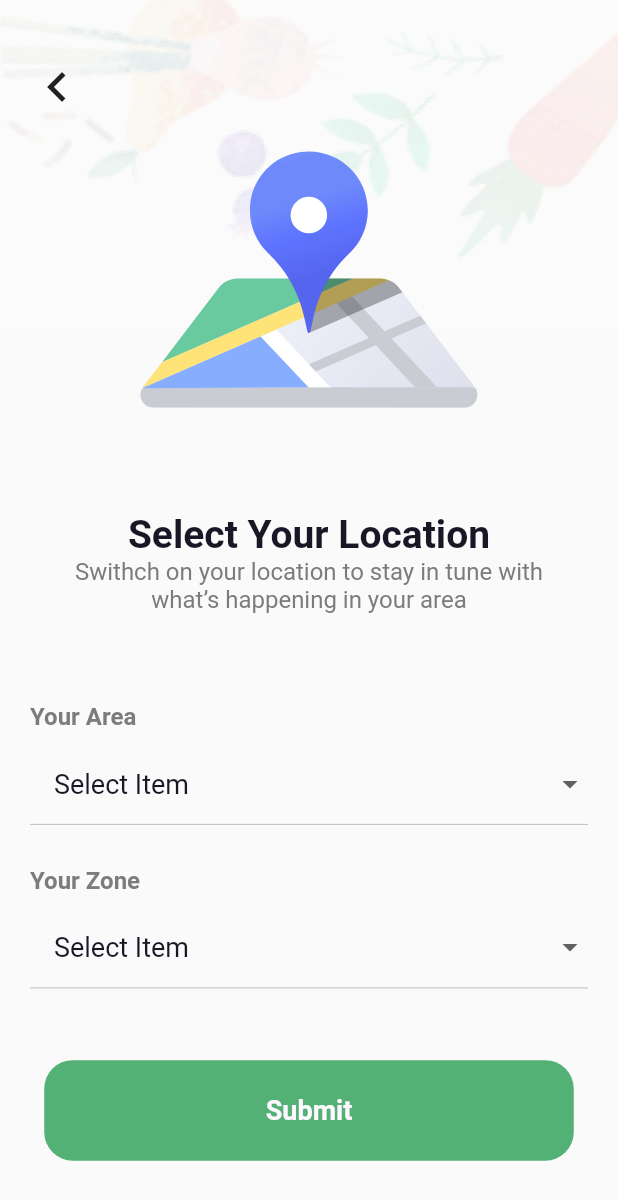
After one commit to SA33ED/online_groceries_app, a Flutter app: the SelectLocation screen opened by its route, on a phone screen of 412 x 824 dp. The commit adds this screen. Shown: the top 1200 px of the screen. Run offline on Flutter 3.47's test engine with Material 2 defaults, Android fonts, the light colour scheme and no system bars; drawn by our look-alikes of dropdown_button2; our stand-ins replace flutter_svg, font_awesome_flutter; Roboto replaces fonts that are missing (Gilroy, Gilroy-Medium).

Commit message:
Select Location $ mange assets

```diff
--- /dev/null
+++ b/lib/helpers/app_images.dart
@@ -0,0 +1,39 @@
+class Assets {
+  Assets._();
+
+  /// Assets for imagesAbstractLogo
+  /// assets/images/abstract_logo.svg
+  static const String imagesAbstractLogo = "assets/images/abstract_logo.svg";
+
+  /// Assets for imagesBackgroundOne
+  /// assets/images/background_one.png
+  static const String imagesBackgroundOne = "assets/images/background_one.png";
+
+  /// Assets for imagesEgypt
+  /// assets/images/egypt.png
+  static const String imagesEgypt = "assets/images/egypt.png";
+
+  /// Assets for imagesFruitsBackground
+  /// assets/images/fruits_background.png
+  static const String imagesFruitsBackground = "assets/images/fruits_background.png";
+
+  /// Assets for imagesIllustration
+  /// assets/images/illustration.svg
+  static const String imagesIllustration = "assets/images/illustration.svg";
+
+  /// Assets for imagesLogo
+  /// assets/images/logo.svg
+  static const String imagesLogo = "assets/images/logo.svg";
+
+  /// Assets for imagesSaudi
+  /// assets/images/saudi.png
+  static const String imagesSaudi = "assets/images/saudi.png";
+
+  /// Assets for imagesSplashScreen
+  /// assets/images/splash_screen.png
+  static const String imagesSplashScreen = "assets/images/splash_screen.png";
+
+  /// Assets for imagesWelcomeLanding
+  /// assets/images/welcome_landing.png
+  static const String imagesWelcomeLanding = "assets/images/welcome_landing.png";
+}
--- /dev/null
+++ b/lib/helpers/constans.dart
@@ -0,0 +1,3 @@
+import 'package:flutter/material.dart';
+
+Color kPrimaryColor = const Color(0xff53B175);
--- a/lib/main.dart
+++ b/lib/main.dart
@@ -1,4 +1,6 @@
 import 'package:flutter/material.dart';
+import 'package:online_groceries_app/screens/login_screen.dart';
+import 'package:online_groceries_app/screens/select_location.dart';
 import 'package:online_groceries_app/screens/sign_in_screen.dart';
 import 'package:online_groceries_app/screens/sign_in_with_number.dart';
 import 'package:online_groceries_app/screens/splach_screen.dart';
@@ -22,6 +24,8 @@ class OnlineGroceriesApp extends StatelessWidget {
         SignInScreen.id: (context) => const SignInScreen(),
         SignInWithPhoneNumber.id: (context) => const SignInWithPhoneNumber(),
         VerificationScreen.id: (context) => const VerificationScreen(),
+        SelectLocation.id: (context) => const SelectLocation(),
+        LoginScreen.id :(context) => const LoginScreen(),
       },
       initialRoute: SplachScreen.id,
     );
--- /dev/null
+++ b/lib/models/area_model.dart
@@ -0,0 +1,7 @@
+final List<String> areas = [
+  "Egypt",
+  "Russia",
+  "Canada",
+  "Costa Rica",
+  "Guinea-Bissau",
+];
--- /dev/null
+++ b/lib/models/zone_model.dart
@@ -0,0 +1,6 @@
+final List<String> zones = [
+  "Cairo",
+  "Alex",
+  "Giza",
+  "El-sharkia",
+];
--- /dev/null
+++ b/lib/screens/login_screen.dart
@@ -0,0 +1,10 @@
+import 'package:flutter/material.dart';
+
+class LoginScreen extends StatelessWidget {
+  const LoginScreen({super.key});
+  static String id = "LoginScreen";
+  @override
+  Widget build(BuildContext context) {
+    return const Scaffold();
+  }
+}
--- /dev/null
+++ b/lib/screens/select_location.dart
@@ -0,0 +1,178 @@
+import 'package:dropdown_button2/dropdown_button2.dart';
+import 'package:flutter/material.dart';
+import 'package:flutter_svg/svg.dart';
+import 'package:online_groceries_app/helpers/app_images.dart';
+import 'package:online_groceries_app/models/area_model.dart';
+import 'package:online_groceries_app/screens/login_screen.dart';
+import 'package:online_groceries_app/widgets/custom_btn.dart';
+
+import '../models/zone_model.dart';
+import '../widgets/custom_dropdown.dart';
+
+class SelectLocation extends StatefulWidget {
+  const SelectLocation({super.key});
+  static String id = "SelectLocation";
+
+  @override
+  State<SelectLocation> createState() => _SelectLocationState();
+}
+
+class _SelectLocationState extends State<SelectLocation> {
+  String? selectedAreaValue;
+  String? selectedZoneValue;
+  @override
+  Widget build(BuildContext context) {
+    return Scaffold(
+      body: Column(
+        mainAxisAlignment: MainAxisAlignment.spaceBetween,
+        children: [
+          Stack(
+            clipBehavior: Clip.none,
+            alignment: Alignment.bottomCenter,
+            children: [
+              Container(
+                height: 221,
+                decoration: BoxDecoration(
+                  image: const DecorationImage(
+                      image: AssetImage(Assets.imagesBackgroundOne),
+                      fit: BoxFit.fill,
+                      opacity: 0.1),
+                  color: Colors.white.withOpacity(0.1),
+                ),
+                alignment: Alignment.topLeft,
+                child: Padding(
+                  padding: const EdgeInsets.only(left: 10.0, top: 30.0),
+                  child: IconButton(
+                    icon: const Icon(
+                      Icons.chevron_left,
+                      size: 40,
+                    ),
+                    onPressed: () {
+                      Navigator.pop(context);
+                    },
+                  ),
+                ),
+              ),
+              Positioned(
+                top: 100,
+                child: SvgPicture.asset(Assets.imagesIllustration),
+              ),
+            ],
+          ),
+          const SizedBox(
+            height: 60,
+          ),
+          const Column(
+            children: [
+              Text(
+                'Select Your Location',
+                textAlign: TextAlign.center,
+                style: TextStyle(
+                  color: Color(0xFF181725),
+                  fontSize: 26,
+                  fontFamily: 'Gilroy',
+                  fontWeight: FontWeight.w600,
+                ),
+              ),
+              Text(
+                'Swithch on your location to stay in tune with\nwhat’s happening in your area\n',
+                textAlign: TextAlign.center,
+                style: TextStyle(
+                  color: Color(0xFF7C7C7C),
+                  fontSize: 16,
+                  fontFamily: 'Gilroy-Medium',
+                  fontWeight: FontWeight.w400,
+                ),
+              )
+            ],
+          ),
+          Column(
+            children: [
+              CustomDropDownList(
+                title: "Your Area",
+                child: DropdownButton2<String>(
+                  isExpanded: true,
+                  hint: const Text(
+                    'Select Item',
+                    style: TextStyle(
+                      fontSize: 18,
+                      color: Color(0xFF181725),
+                    ),
+                  ),
+                  items: areas
+                      .map((String item) => DropdownMenuItem<String>(
+                            value: item,
+                            child: Text(
+                              item,
+                              style: const TextStyle(
+                                fontSize: 18,
+                              ),
+                            ),
+                          ))
+                      .toList(),
+                  value: selectedAreaValue,
+                  onChanged: (String? value) {
+                    setState(() {
+                      selectedAreaValue = value;
+                    });
+                  },
+                  buttonStyleData: const ButtonStyleData(
+                    height: 70,
+                  ),
+                  menuItemStyleData: const MenuItemStyleData(
+                    height: 40,
+                  ),
+                ),
+              ),
+              CustomDropDownList(
+                title: "Your Zone",
+                child: DropdownButton2<String>(
+                  isExpanded: true,
+                  hint: const Text(
+                    'Select Item',
+                    style: TextStyle(
+                      fontSize: 18,
+                      color: Color(0xFF181725),
+                    ),
+                  ),
+                  items: zones
+                      .map((String item) => DropdownMenuItem<String>(
+                            value: item,
+                            child: Text(
+                              item,
+                              style: const TextStyle(
+                                fontSize: 18,
+                              ),
+                            ),
+                          ))
+                      .toList(),
+                  value: selectedZoneValue,
+                  onChanged: (String? value) {
+                    setState(() {
+                      selectedZoneValue = value;
+                    });
+                  },
+                  buttonStyleData: const ButtonStyleData(
+                    height: 70,
+                  ),
+                  menuItemStyleData: const MenuItemStyleData(
+                    height: 40,
+                  ),
+                ),
+              ),
+            ],
+          ),
+          CustomBtn(
+            title: "Submit",
+            onTap: () {
+              Navigator.pushNamed(context, LoginScreen.id);
+            },
+          ),
+          const SizedBox(
+            height: 20,
+          )
+        ],
+      ),
+    );
+  }
+}
--- a/lib/screens/sign_in_screen.dart
+++ b/lib/screens/sign_in_screen.dart
@@ -1,4 +1,5 @@
 import 'package:flutter/material.dart';
+import 'package:online_groceries_app/helpers/app_images.dart';
 import 'package:online_groceries_app/screens/sign_in_with_number.dart';
 import 'package:online_groceries_app/widgets/sign_in_with_social_media_btn.dart';
 import 'package:font_awesome_flutter/font_awesome_flutter.dart';
@@ -11,7 +12,7 @@ class SignInScreen extends StatelessWidget {
     return Scaffold(
       body: Column(
         children: [
-          Image.asset("assets/images/fruits_background.png"),
+          Image.asset(Assets.imagesFruitsBackground),
           Expanded(
             child: Column(
               mainAxisAlignment: MainAxisAlignment.spaceEvenly,
--- a/lib/screens/sign_in_with_number.dart
+++ b/lib/screens/sign_in_with_number.dart
@@ -1,4 +1,6 @@
 import 'package:flutter/material.dart';
+import 'package:online_groceries_app/helpers/app_images.dart';
+import 'package:online_groceries_app/helpers/constans.dart';
 import 'package:online_groceries_app/screens/verification_screen.dart';
 
 class SignInWithPhoneNumber extends StatelessWidget {
@@ -11,7 +13,7 @@ class SignInWithPhoneNumber extends StatelessWidget {
           onPressed: () {
             Navigator.pushNamed(context, VerificationScreen.id);
           },
-          backgroundColor: const Color(0xFF53B175),
+          backgroundColor: kPrimaryColor,
           child: const Icon(
             Icons.chevron_right,
           )),
@@ -20,7 +22,7 @@ class SignInWithPhoneNumber extends StatelessWidget {
           height: 221,
           decoration: BoxDecoration(
             image: const DecorationImage(
-                image: AssetImage("assets/images/group6806.png"),
+                image: AssetImage(Assets.imagesBackgroundOne),
                 fit: BoxFit.fill,
                 opacity: 0.1),
             color: Colors.white.withOpacity(0.1),
--- a/lib/screens/splach_screen.dart
+++ b/lib/screens/splach_screen.dart
@@ -1,5 +1,6 @@
 import 'package:flutter/material.dart';
 import 'package:flutter_svg/svg.dart';
+import 'package:online_groceries_app/helpers/constans.dart';
 import 'package:online_groceries_app/screens/welcome_screen.dart';
 
 class SplachScreen extends StatefulWidget {
@@ -23,7 +24,7 @@ class _SplachScreenState extends State<SplachScreen> {
   @override
   Widget build(BuildContext context) {
     return Scaffold(
-      backgroundColor: const Color(0xff53B175),
+      backgroundColor: kPrimaryColor,
       body: Center(child: SvgPicture.asset("assets/images/logo.svg")),
     );
   }
--- a/lib/screens/verification_screen.dart
+++ b/lib/screens/verification_screen.dart
@@ -1,4 +1,7 @@
 import 'package:flutter/material.dart';
+import 'package:online_groceries_app/helpers/app_images.dart';
+import 'package:online_groceries_app/helpers/constans.dart';
+import 'package:online_groceries_app/screens/select_location.dart';
 
 class VerificationScreen extends StatelessWidget {
   const VerificationScreen({super.key});
@@ -7,8 +10,10 @@ class VerificationScreen extends StatelessWidget {
   Widget build(BuildContext context) {
     return Scaffold(
       floatingActionButton: FloatingActionButton(
-          onPressed: () {},
-          backgroundColor: const Color(0xFF53B175),
+          onPressed: () {
+            Navigator.pushNamed(context, SelectLocation.id);
+          },
+          backgroundColor: kPrimaryColor,
           child: const Icon(
             Icons.chevron_right,
           )),
@@ -18,16 +23,16 @@ class VerificationScreen extends StatelessWidget {
             height: 221,
             decoration: BoxDecoration(
               image: const DecorationImage(
-                  image: AssetImage("assets/images/group6806.png"),
+                  image: AssetImage(Assets.imagesBackgroundOne),
                   fit: BoxFit.fill,
                   opacity: 0.1),
               color: Colors.white.withOpacity(0.1),
             ),
             alignment: Alignment.topLeft,
             child: Padding(
-              padding:const EdgeInsets.only(left: 10.0, top: 30.0),
+              padding: const EdgeInsets.only(left: 10.0, top: 30.0),
               child: IconButton(
-                icon:const Icon(
+                icon: const Icon(
                   Icons.chevron_left,
                   size: 40,
                 ),
@@ -71,16 +76,16 @@ class VerificationScreen extends StatelessWidget {
               keyboardType: TextInputType.phone,
             ),
           ),
-          const Expanded(
+          Expanded(
             child: Padding(
-              padding: EdgeInsets.only(bottom: 32.0, left: 15),
+              padding: const EdgeInsets.only(bottom: 32.0, left: 15),
               child: Row(
                 crossAxisAlignment: CrossAxisAlignment.end,
                 children: [
                   Text(
                     'Resend Code',
                     style: TextStyle(
-                      color: Color(0xFF53B175),
+                      color: kPrimaryColor,
                       fontSize: 18,
                       fontFamily: 'Gilroy-Medium',
                       fontWeight: FontWeight.w400,
--- a/lib/screens/welcome_screen.dart
+++ b/lib/screens/welcome_screen.dart
@@ -1,6 +1,9 @@
 import 'package:flutter/material.dart';
 import 'package:flutter_svg/svg.dart';
-import 'package:online_groceries_app/screens/sign_in_screen.dart';
+import 'package:online_groceries_app/helpers/app_images.dart';
+import 'package:online_groceries_app/widgets/custom_btn.dart';
+
+import 'sign_in_screen.dart';
 
 class WelcomeScreen extends StatelessWidget {
   const WelcomeScreen({super.key});
@@ -12,7 +15,7 @@ class WelcomeScreen extends StatelessWidget {
         width: MediaQuery.of(context).size.width,
         decoration: const BoxDecoration(
           image: DecorationImage(
-            image: AssetImage("assets/images/welcomeLanding.png"),
+            image: AssetImage(Assets.imagesWelcomeLanding),
             fit: BoxFit.fill,
           ),
         ),
@@ -26,7 +29,7 @@ class WelcomeScreen extends StatelessWidget {
                 child: Column(
                   mainAxisAlignment: MainAxisAlignment.spaceEvenly,
                   children: [
-                    SvgPicture.asset("assets/images/abstractLogo.svg"),
+                    SvgPicture.asset(Assets.imagesAbstractLogo),
                     const Text(
                       'Welcome \nto our store',
                       textAlign: TextAlign.center,
@@ -47,32 +50,11 @@ class WelcomeScreen extends StatelessWidget {
                         fontWeight: FontWeight.w400,
                       ),
                     ),
-                    GestureDetector(
-                      onTap: () {
-                        Navigator.pushNamed(context, SignInScreen.id);
-                      },
-                      child: Container(
-                        alignment: Alignment.center,
-                        width: 353,
-                        height: 67,
-                        decoration: ShapeDecoration(
-                          color: const Color(0xFF53B175),
-                          shape: RoundedRectangleBorder(
-                            borderRadius: BorderRadius.circular(19),
-                          ),
-                        ),
-                        child: const Text(
-                          'Get Started',
-                          textAlign: TextAlign.center,
-                          style: TextStyle(
-                            color: Color(0xFFFFF9FF),
-                            fontSize: 18,
-                            fontFamily: 'Gilroy',
-                            fontWeight: FontWeight.w600,
-                          ),
-                        ),
-                      ),
-                    )
+                    CustomBtn(
+                        onTap: () {
+                          Navigator.pushNamed(context, SignInScreen.id);
+                        },
+                        title: "Get Started"),
                   ],
                 ),
               ),
--- /dev/null
+++ b/lib/widgets/custom_btn.dart
@@ -0,0 +1,42 @@
+// ignore_for_file: must_be_immutable
+
+import 'package:flutter/material.dart';
+
+import '../helpers/constans.dart';
+
+class CustomBtn extends StatelessWidget {
+  CustomBtn({
+    super.key,
+    required this.onTap,
+    required this.title,
+  });
+  VoidCallback onTap;
+  String title;
+  @override
+  Widget build(BuildContext context) {
+    return GestureDetector(
+      onTap: onTap,
+      child: Container(
+        alignment: Alignment.center,
+        width: 353,
+        height: 67,
+        decoration: ShapeDecoration(
+          color: kPrimaryColor,
+          shape: RoundedRectangleBorder(
+            borderRadius: BorderRadius.circular(19),
+          ),
+        ),
+        child: Text(
+          title,
+          textAlign: TextAlign.center,
+          style: const TextStyle(
+            color: Color(0xFFFFF9FF),
+            fontSize: 18,
+            fontFamily: 'Gilroy',
+            fontWeight: FontWeight.w600,
+          ),
+        ),
+      ),
+    );
+  }
+}
--- /dev/null
+++ b/lib/widgets/custom_dropdown.dart
@@ -0,0 +1,40 @@
+// ignore_for_file: must_be_immutable
+
+import 'package:flutter/material.dart';
+
+class CustomDropDownList extends StatelessWidget {
+  CustomDropDownList({
+    super.key,
+    required this.child,
+    required this.title,
+  });
+  Widget child;
+  String title;
+  @override
+  Widget build(BuildContext context) {
+    return Padding(
+      padding: const EdgeInsets.symmetric(
+        horizontal: 20,
+        vertical: 10,
+      ),
+      child: Column(
+        children: [
+          Row(
+            children: [
+              Text(
+                title,
+                style: const TextStyle(
+                  color: Color(0xFF7C7C7C),
+                  fontSize: 16,
+                  fontFamily: 'Gilroy',
+                  fontWeight: FontWeight.w600,
+                ),
+              ),
+            ],
+          ),
+          child
+        ],
+      ),
+    );
+  }
+}
--- a/pubspec.yaml
+++ b/pubspec.yaml
@@ -38,6 +38,7 @@ dependencies:
   flutter_svg: ^2.0.7
   font_awesome_flutter: ^10.5.0
   blur: ^3.1.0
+  dropdown_button2: ^2.3.7
 
 
 dev_dependencies:
@@ -92,3 +93,8 @@ flutter:
   #
   # For details regarding fonts from package dependencies,
   # see https://flutter.dev/custom-fonts/#from-packages
+flutter_assets:
+  assets_path: assets/images/
+  output_path: lib/helpers/
+  filename: app_images.dart
+  field_prefix:
```
Also changed, not shown: assets/images/abstract_logo.svg (renamed from assets/images/abstractLogo.svg), assets/images/background_one.png (renamed from assets/images/group6806.png), assets/images/illustration.svg (added), assets/images/splash_screen.png (renamed from assets/images/splashscreen.png), pubspec.lock, 1 other file.
